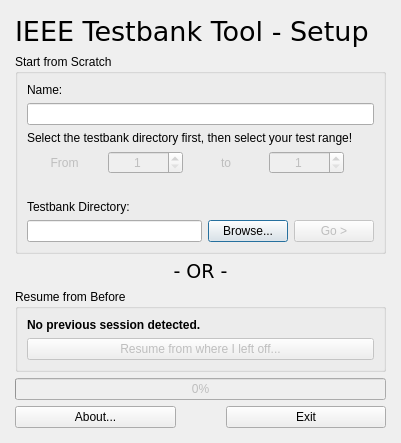
Qt form Setup.ui (UMDIEEE/ieee-tst) before a commit.
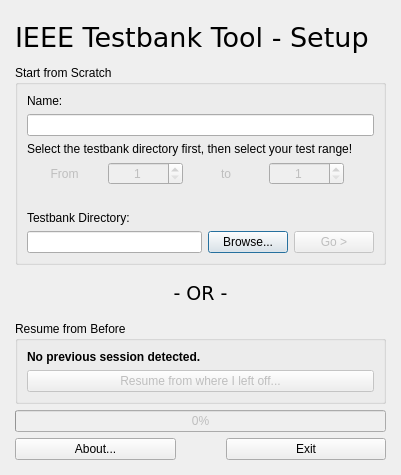
The same form after that commit.

```diff
--- a/Setup.ui
+++ b/Setup.ui
@@ -7,7 +7,7 @@
     <x>0</x>
     <y>0</y>
     <width>401</width>
-    <height>418</height>
+    <height>475</height>
    </rect>
   </property>
   <property name="sizePolicy">
@@ -195,14 +195,8 @@
        <layout class="QVBoxLayout" name="verticalLayout_2">
         <item>
          <widget class="QLabel" name="prevSessionLbl">
-          <property name="font">
-           <font>
-            <weight>75</weight>
-            <bold>true</bold>
-           </font>
-          </property>
           <property name="text">
-           <string>No previous session detected.</string>
+           <string>&lt;b&gt;No previous session detected.&lt;/b&gt;</string>
           </property>
          </widget>
         </item>
```
